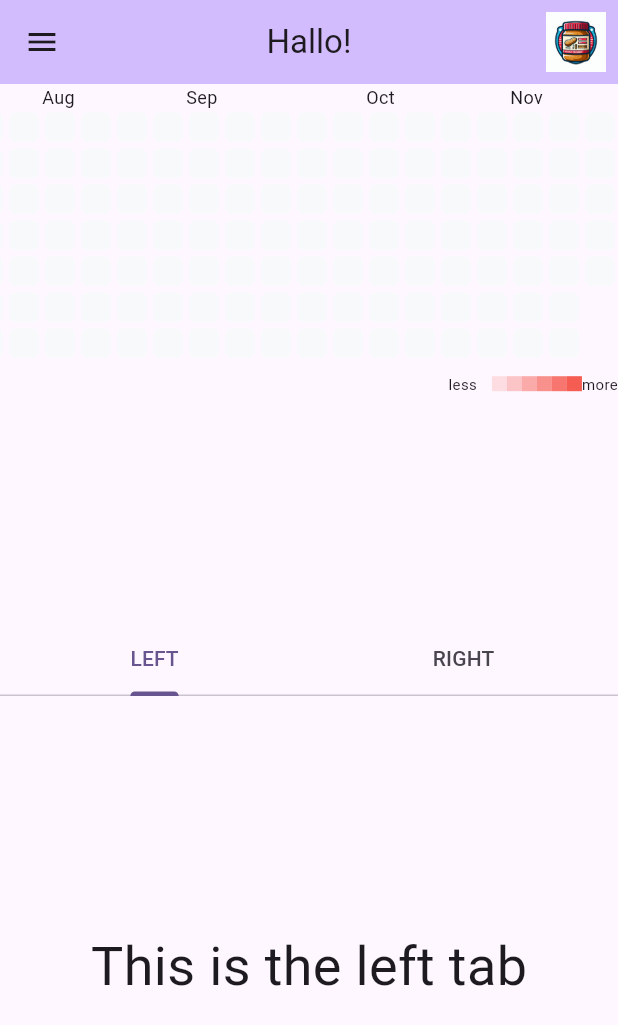
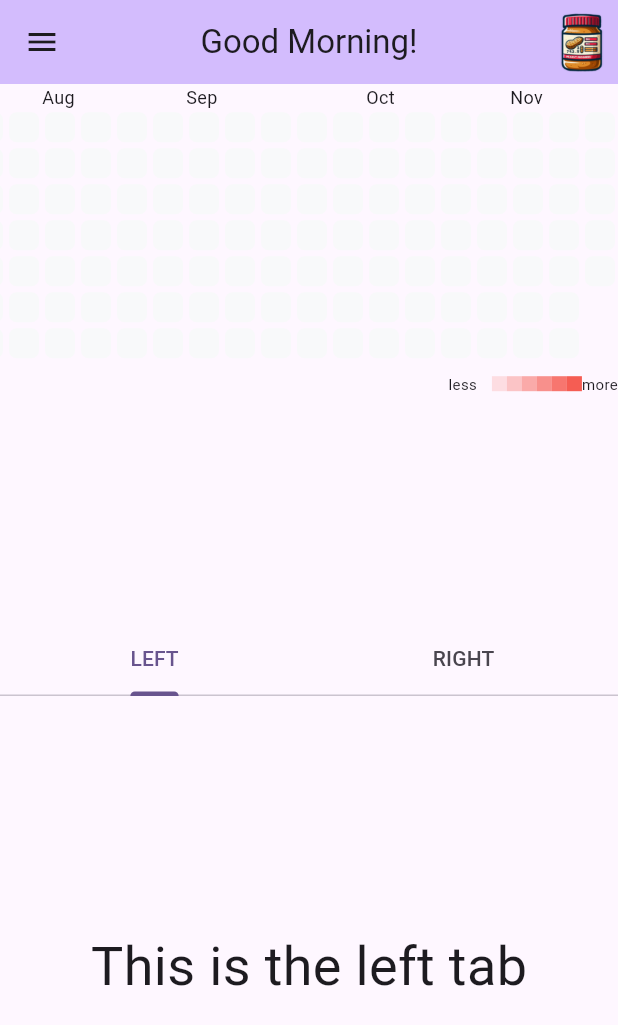
Before and after one commit to Hercules133/Peanut-Progress-Habit-Tracker, a Flutter app: the screen it shows after launch, on a phone screen of 412 x 824 dp. Shown: the top 1025 px of the screen. Run offline on Flutter 3.47's test engine with Material 3 defaults, Android fonts, the light colour scheme and no system bars; drawn by our look-alikes of flutter_heatmap_calendar; our stand-ins replace get_it, shared_preferences.

Commit message:
edit appBar Greeting and Icon

```diff
--- a/lib/features/home_page/view/app_bar_widget.dart
+++ b/lib/features/home_page/view/app_bar_widget.dart
@@ -8,7 +8,7 @@ class MyAppBar extends StatelessWidget implements PreferredSizeWidget {
   @override
   Widget build(BuildContext context) {
     return AppBar(
-      title: Text("Hallo!"),
+      title: Text(getGreeting()),
       centerTitle: true,
       backgroundColor: Theme.of(context).colorScheme.inversePrimary,
       leading: Builder(
@@ -23,7 +23,8 @@ class MyAppBar extends StatelessWidget implements PreferredSizeWidget {
       ),
       actions: [
         IconButton(
-              icon: Image.asset('assets/images/logo.png'), onPressed: () {}),
+            icon: Image.asset('assets/images/logo.png'),
+            onPressed: () {}),
       ],
     );
   }
@@ -31,4 +32,16 @@ class MyAppBar extends StatelessWidget implements PreferredSizeWidget {
   @override
   Size get preferredSize => new Size.fromHeight(appBar.preferredSize.height);
 
+  String getGreeting() {
+    final hour = DateTime.now().hour;
+    if (hour >= 6 && hour < 12) {
+      return 'Good Morning!';
+    } else if (hour >= 12 && hour < 18) {
+      return 'Hello!';
+    } else if (hour >= 18 && hour < 22) {
+      return 'Good Evening!';
+    } else {
+      return 'Good Night!';
     }
+  }
+}
```
Also changed, not shown: assets/images/logo.png. Lines whose indentation alone changed are shown as unchanged.
